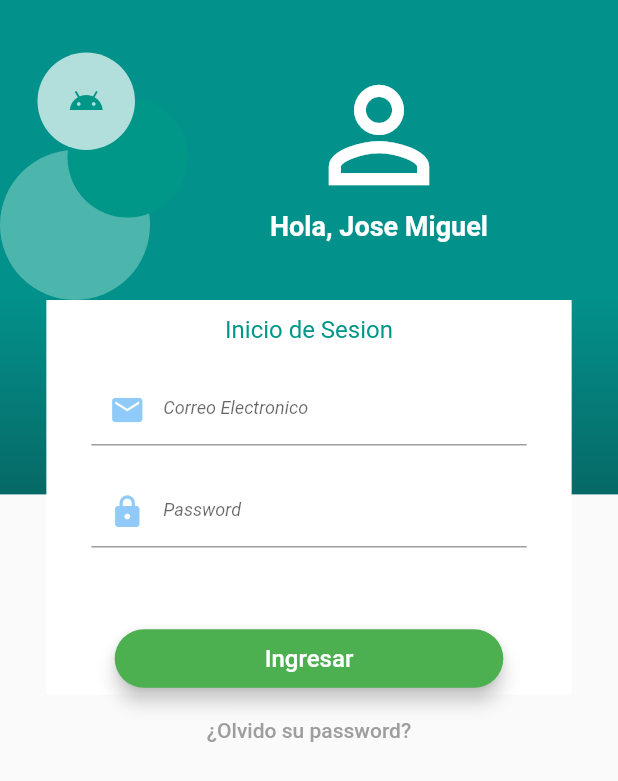
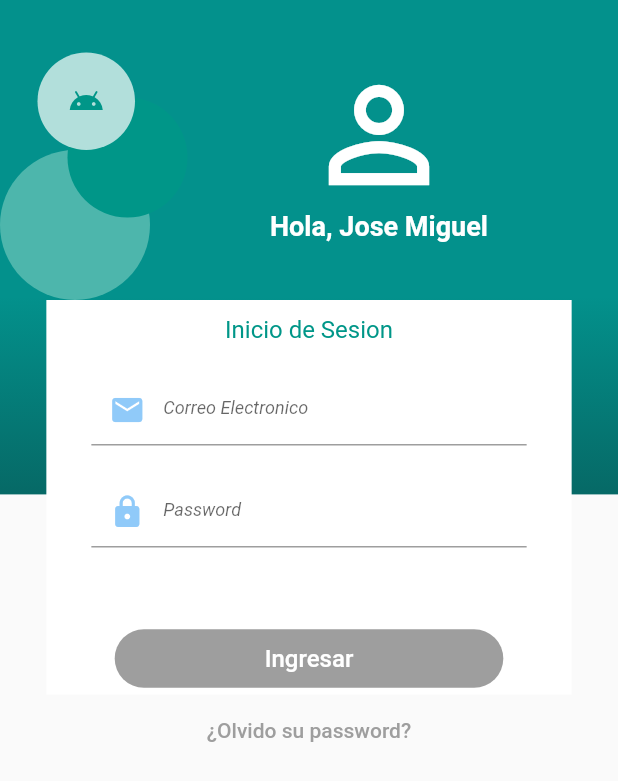
Before and after one commit to JmGuevaraM/Implementacion-de-patron-Bloc, a Flutter app: the screen it shows after launch, on a phone screen of 412 x 824 dp. Shown: the top 781 px of the screen. Run offline on Flutter 3.47's test engine with Material 2 defaults, Android fonts, the phone set to English and light mode, and no system bars; our stand-ins replace rxdart.

Commit message:
App Terminada

```diff
--- a/lib/src/bloc/login_bloc.dart
+++ b/lib/src/bloc/login_bloc.dart
@@ -1,19 +1,32 @@
+import 'dart:async';
+import 'package:rxdart/rxdart.dart';
+import 'package:formvalidation/src/bloc/validators.dart';
 
+class LoginBloc with Validators{
 
-import 'dart:async';
+  /* final _emailController    = StreamController<String>.broadcast();
+  final _passwordController = StreamController<String>.broadcast(); */
 
-class LoginBloc {
-
-  final _emailController    = StreamController.broadcast();
-  final _passwordController = StreamController.broadcast();
+  final _emailController    = BehaviorSubject<String>(); //Para implementar la combinacion de Streams usamos el paquete de RxDart
+  final _passwordController = BehaviorSubject<String>(); //Para el Combine no se usa 'StreamController' sino 'BehaviorSubject'
+                             // los BehaviorSubject son 100% compatibles con los StreamController
 
   //Entrada de valores al Stream
   Function get changeEmail    => _emailController.sink.add;
   Function get changePassword => _passwordController.sink.add;
 
   //Salida de los valores del Stream
-  Stream get emailStream    => _emailController.stream;
-  Stream get passwordStream => _passwordController.stream;
+  Stream<String> get emailStream    => _emailController.stream.transform(validarEmail);
+  Stream<String> get passwordStream => _passwordController.stream.transform(validarPassword);
+
+  //Combinar 2 Streams
+  Stream<bool> get formValidStream =>
+      Observable.combineLatest2(emailStream, passwordStream, (e, p) => true);
+
+  //Obtener los valores de los stream
+
+  String get email => _emailController.value;
+  String get password => _passwordController.value;
 
   //Metodo para cerrar el stream cuando no lo necesite
   void disposeStreams(){
--- a/lib/src/bloc/provider.dart
+++ b/lib/src/bloc/provider.dart
@@ -1,15 +1,25 @@
 import 'package:flutter/material.dart';
 import 'package:formvalidation/src/bloc/login_bloc.dart';
+export 'package:formvalidation/src/bloc/login_bloc.dart';
 
 //%%%%%%    ESTE ES EL ANCESTRO PERSONALIZADO DE MIS WIDGETS    %%%%%
 //    Este Provider puede manejar multiples instancias de bloc, blocs de diferentes objetos
 
 class Provider extends InheritedWidget {
 
+  static Provider _instancia;
+
+  factory Provider({Key key, Widget child}){
+    if(_instancia == null){
+      _instancia = new Provider._(key: key, child:child);
+    }
+    return _instancia;
+  }
+
   //Se crea una instancia para manejar el bloc creado
   final loginBloc = LoginBloc();
 
-  Provider({Key key, Widget child})
+  Provider._({Key key, Widget child})
     :super(key: key, child:child);
 
   @override
--- a/lib/src/pages/login_page.dart
+++ b/lib/src/pages/login_page.dart
@@ -1,4 +1,6 @@
 import 'package:flutter/material.dart';
+import 'package:formvalidation/src/bloc/provider.dart';
+import 'package:formvalidation/src/pages/home_page.dart';
 
 class LoginPage extends StatelessWidget {
   @override
@@ -7,23 +9,26 @@ class LoginPage extends StatelessWidget {
     final _screenSize = MediaQuery.of(context).size;
 
     return Scaffold(
-      body: _crearScreen(_screenSize)
+      body: _crearScreen(context,_screenSize)
 
     );
   }
 
 
-  Widget _crearScreen(Size size){
+  Widget _crearScreen(BuildContext context,Size size){
     return Stack(
       children: <Widget>[
         _colorFondo(size),
         Positioned(child: _title(),left: 180.0, top: 40.0,),
-        _loginForm(size)
+        _loginForm(context,size)
       ],
     );
   }
 
-  Widget _loginForm(Size size){
+  Widget _loginForm(BuildContext context, Size size){
+
+    final bloc = Provider.of(context);
+
     return  SingleChildScrollView(
       child: Column(
         children: <Widget>[
@@ -43,11 +48,11 @@ class LoginPage extends StatelessWidget {
                 SizedBox(height: 10.0,),
                 Text('Inicio de Sesion',style: TextStyle(color: Colors.teal,fontSize: 16.0),),
                 SizedBox(height: 20.0,),
-                _emailField(),
+                _emailField(bloc),
                 SizedBox(height: 20.0,),
-                _password(),
+                _password(bloc),
                 SizedBox(height: 50.0,),
-                _ingresarbutton()
+                _ingresarbutton(bloc)
               ],
             ),
           ),
@@ -59,7 +64,11 @@ class LoginPage extends StatelessWidget {
     );
   }
 
-  Widget _emailField(){
+  Widget _emailField(LoginBloc bloc){
+
+    return StreamBuilder<String>(
+      stream: bloc.emailStream,
+      builder: (BuildContext context, AsyncSnapshot snapshot){
         return Container(
           padding: EdgeInsets.symmetric(horizontal: 30.0),
           child: TextField(
@@ -70,13 +79,24 @@ class LoginPage extends StatelessWidget {
                 color: Colors.blue[200],
               ),
               hintText: 'Correo Electronico',
-          hintStyle: TextStyle(fontSize: 12.0,fontStyle: FontStyle.italic)
+              hintStyle: TextStyle(fontSize: 12.0,fontStyle: FontStyle.italic),
+              //counterText: snapshot.data,
+              errorText: snapshot.error
             ),
+            onChanged: bloc.changeEmail,
           ),
         );
       }
 
-  Widget _password(){
+    );
+
+  }
+
+  Widget _password(LoginBloc bloc){
+
+    return StreamBuilder<String>(
+      stream: bloc.passwordStream,
+      builder: (BuildContext context, AsyncSnapshot snapshot){
         return Container(
           padding: EdgeInsets.symmetric(horizontal: 30.0),
           child: TextField(
@@ -89,13 +109,22 @@ class LoginPage extends StatelessWidget {
               ),
               hintText: 'Password',
               hintStyle: TextStyle(fontSize: 12.0,fontStyle: FontStyle.italic),
-
+             // counterText: snapshot.data,
+              errorText: snapshot.error
             ),
+            onChanged: bloc.changePassword, //voy viendo lo que va entrando al stream
           ),
         );
       }
 
-  Widget _ingresarbutton(){
+    );
+  }
+
+  Widget _ingresarbutton(LoginBloc bloc){
+
+    return StreamBuilder(
+      stream: bloc.formValidStream,
+      builder: (BuildContext context, AsyncSnapshot snapshot){
       return RaisedButton(
           child: Text('Ingresar', style: TextStyle(fontSize: 16.0),),
           color: Colors.green,
@@ -103,9 +132,17 @@ class LoginPage extends StatelessWidget {
           shape: StadiumBorder(),
           textColor: Colors.white,
           padding: EdgeInsets.only(left: 100.0, right: 100.0, bottom: 10.0, top: 10.0),
-      onPressed: () {
-      },
+          onPressed: snapshot.hasData? ()=>_ingresar(context, bloc) : null
       );
+    });
+  }
+
+  _ingresar(BuildContext context, LoginBloc bloc){
+    print('***********************');
+    print('Email: ${bloc.email}');
+    print('Password: ${bloc.password}');
+    print('***********************');
+    Navigator.pushNamed(context, 'home');
   }
 
 //%%%%%%%%%%%%%%%%%%%%        DECORACION      %%%%%%%%%%%%%%%%%%%%%%%%%%%%%%%%%%%%%%%%%%%%%%%%%%%%%%%%%%%%%%%%%%%%%%%%%
--- a/pubspec.yaml
+++ b/pubspec.yaml
@@ -28,6 +28,7 @@ dependencies:
   # The following adds the Cupertino Icons font to your application.
   # Use with the CupertinoIcons class for iOS style icons.
   cupertino_icons: ^0.1.3
+  rxdart: ^0.22.0
 
 dev_dependencies:
   flutter_test:
```
Also changed, not shown: lib/src/bloc/validators.dart (added, +35 -0 lines), lib/src/pages/home_page.dart (+13 -1 lines), pubspec.lock. Lines whose indentation alone changed are shown as unchanged.
